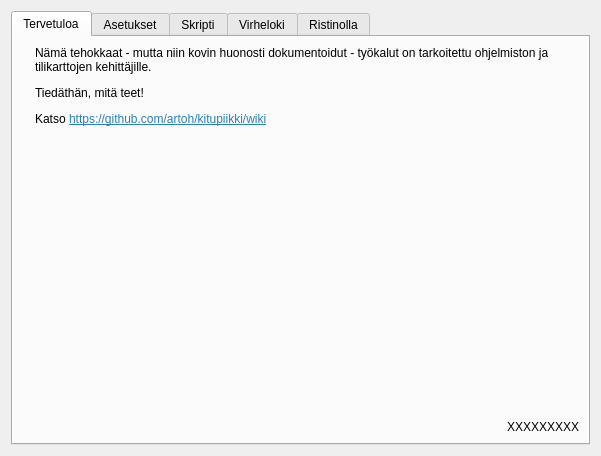
Before: the Qt Designer form kitupiikki/tools/devtool.ui in artoh/kitupiikki, drawn with Qt 5.
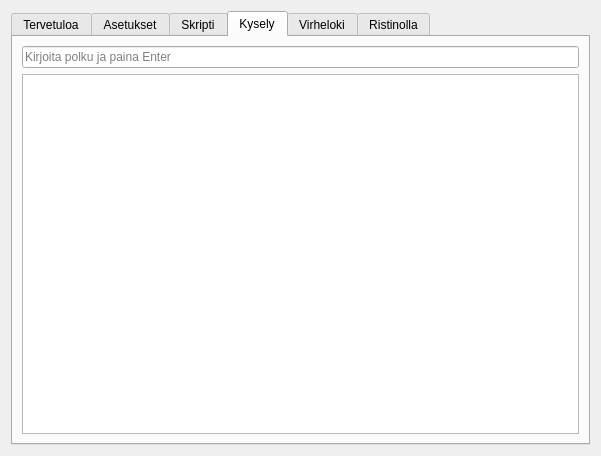
After: the same form once the commit is applied. The open tabs and pages were chosen to show the change. Icons and pictures are not drawn.

What changed in the file:
```diff
--- a/kitupiikki/tools/devtool.ui
+++ b/kitupiikki/tools/devtool.ui
@@ -235,6 +235,27 @@
        </item>
       </layout>
      </widget>
+     <widget class="QWidget" name="kyselyTab">
+      <attribute name="icon">
+       <iconset resource="../pic/pic.qrc">
+        <normaloff>:/pic/vasara.png</normaloff>:/pic/vasara.png</iconset>
+      </attribute>
+      <attribute name="title">
+       <string>Kysely</string>
+      </attribute>
+      <layout class="QVBoxLayout" name="verticalLayout_6">
+       <item>
+        <widget class="QLineEdit" name="kyselyLine">
+         <property name="placeholderText">
+          <string>Kirjoita polku ja paina Enter</string>
+         </property>
+        </widget>
+       </item>
+       <item>
+        <widget class="QTextBrowser" name="kyselyBrowser"/>
+       </item>
+      </layout>
+     </widget>
      <widget class="QWidget" name="tab_2">
       <attribute name="icon">
        <iconset resource="../pic/pic.qrc">
```
